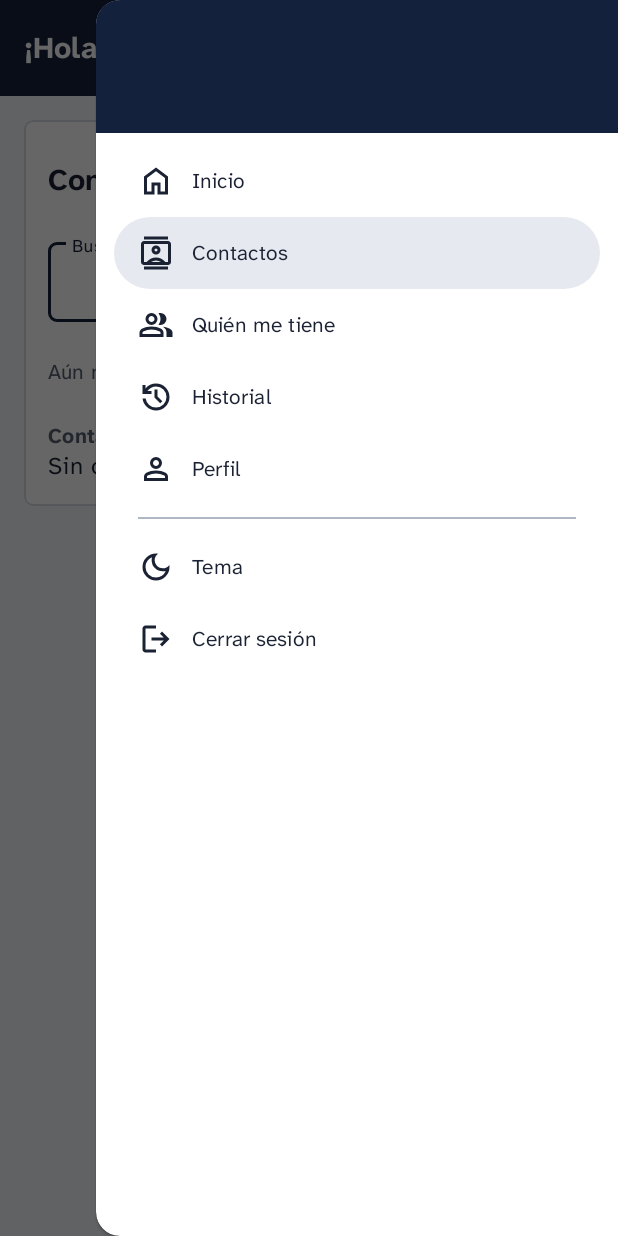
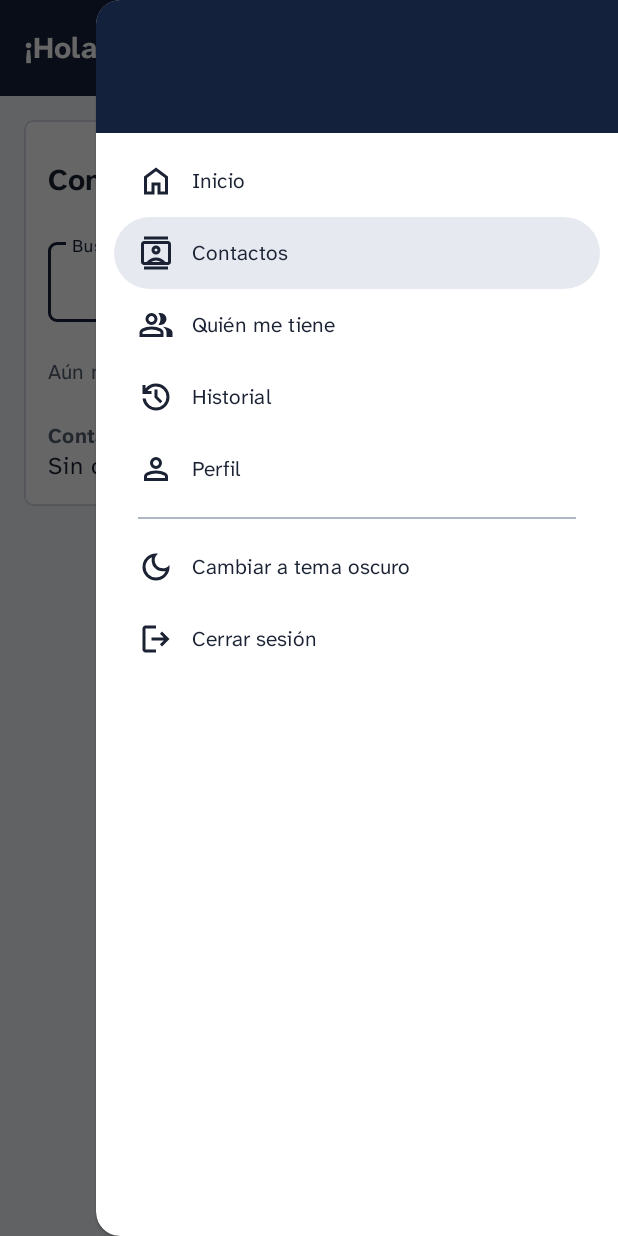
Before and after one commit to StanleyRodr/yelp-me-project, an Android app: the ContactosActivity screen opened directly, with no data from a screen before it, with the side drawer open, on a phone screen of 412 x 824 dp. Run offline under Robolectric (Android 15) with nearby library versions, the phone set to English and light mode, and no system bars; network calls fail.

Commit message:
refactor(mobile): deja el tema en claro y oscuro
El menú lateral alterna el tema sin diálogo. Sin elección guardada sigue al sistema, igual que el panel.

```diff
--- a/mobile/app/src/main/java/com/yelpme/app/YelpMeApp.java
+++ b/mobile/app/src/main/java/com/yelpme/app/YelpMeApp.java
@@ -14,7 +14,7 @@ public class YelpMeApp extends Application {
     @Override
     public void onCreate() {
         super.onCreate();
-        Tema.aplicar(Tema.actual(this));
+        Tema.iniciar(this);
         sesion = new Sesion(this);
         ClienteApi.iniciar(this, sesion);
     }
--- a/mobile/app/src/main/java/com/yelpme/app/ui/base/BaseActivity.java
+++ b/mobile/app/src/main/java/com/yelpme/app/ui/base/BaseActivity.java
@@ -3,6 +3,7 @@ package com.yelpme.app.ui.base;
 import android.app.Activity;
 import android.content.Intent;
 import android.os.Bundle;
+import android.view.MenuItem;
 import android.view.View;
 
 import androidx.activity.OnBackPressedCallback;
@@ -132,6 +133,7 @@ public abstract class BaseActivity extends AppCompatActivity {
 
     private void configurarMenu() {
         base.header.btnMenu.setOnClickListener(v -> base.drawerBase.openDrawer(GravityCompat.END));
+        mostrarItemTema();
 
         base.navegacion.setNavigationItemSelectedListener(item -> {
             base.drawerBase.closeDrawer(GravityCompat.END);
@@ -151,7 +153,7 @@ public abstract class BaseActivity extends AppCompatActivity {
                 aviso(R.string.menu_pronto).show();
                 return false;
             } else if (id == R.id.menu_tema) {
-                elegirTema();
+                Tema.alternar(this);
                 return false;
             } else if (id == R.id.menu_cerrar_sesion) {
                 CerrarSesion.ejecutar(this);
@@ -186,18 +188,12 @@ public abstract class BaseActivity extends AppCompatActivity {
         startActivity(new Intent(this, destino).addFlags(Intent.FLAG_ACTIVITY_REORDER_TO_FRONT));
     }
 
-    private void elegirTema() {
-        String[] valores = {Tema.CLARO, Tema.OSCURO, Tema.SISTEMA};
-        String[] etiquetas = {getString(R.string.tema_claro), getString(R.string.tema_oscuro), getString(R.string.tema_sistema)};
-        int actual = java.util.Arrays.asList(valores).indexOf(Tema.actual(this));
-        new MaterialAlertDialogBuilder(this)
-                .setTitle(R.string.tema_titulo)
-                .setSingleChoiceItems(etiquetas, actual, (dialogo, i) -> {
-                    dialogo.dismiss();
-                    Tema.elegir(this, valores[i]);
-                })
-                .setNegativeButton(R.string.comun_cancelar, null)
-                .show();
+    /** El item del menú muestra el tema al que cambia (se recrea al alternar). */
+    private void mostrarItemTema() {
+        boolean oscuro = Tema.esOscuro(this);
+        MenuItem item = base.navegacion.getMenu().findItem(R.id.menu_tema);
+        item.setTitle(oscuro ? R.string.menu_tema_claro : R.string.menu_tema_oscuro);
+        item.setIcon(oscuro ? R.drawable.ic_light_mode : R.drawable.ic_dark_mode);
     }
 
     // ---------- Barra de servicios ----------
--- /dev/null
+++ b/mobile/app/src/main/res/drawable/ic_light_mode.xml
@@ -0,0 +1,12 @@
+<?xml version="1.0" encoding="utf-8"?>
+<!-- Material Symbols Outlined "light_mode" (Apache 2.0), mismo ícono que el panel web. -->
+<vector xmlns:android="http://schemas.android.com/apk/res/android"
+    android:width="24dp"
+    android:height="24dp"
+    android:tint="?attr/colorOnSurface"
+    android:viewportWidth="960"
+    android:viewportHeight="960">
+    <path
+        android:fillColor="@android:color/white"
+        android:pathData="M480.0 600.0Q530 600 565.0 565.0Q600 530 600.0 480.0Q600 430 565.0 395.0Q530 360 480.0 360.0Q430 360 395.0 395.0Q360 430 360.0 480.0Q360 530 395.0 565.0Q430 600 480.0 600.0ZM480.0 680.0Q397 680 338.5 621.5Q280 563 280.0 480.0Q280 397 338.5 338.5Q397 280 480.0 280.0Q563 280 621.5 338.5Q680 397 680.0 480.0Q680 563 621.5 621.5Q563 680 480.0 680.0ZM200 520H40V440H200ZM920 520H760V440H920ZM440 200V40H520V200ZM440 920V760H520V920ZM256 310 155 213 212 154 308 254ZM748 806 651 705 704 650 805 747ZM650 256 747 155 806 212 706 308ZM154 748 255 651 310 704 213 805ZM480.0 480.0Q480 480 480.0 480.0Q480 480 480.0 480.0Q480 480 480.0 480.0Q480 480 480.0 480.0Q480 480 480.0 480.0Q480 480 480.0 480.0Q480 480 480.0 480.0Q480 480 480.0 480.0Z" />
+</vector>
--- a/mobile/app/src/main/res/menu/menu_lateral.xml
+++ b/mobile/app/src/main/res/menu/menu_lateral.xml
@@ -30,7 +30,7 @@
         <item
             android:id="@+id/menu_tema"
             android:icon="@drawable/ic_dark_mode"
-            android:title="@string/menu_tema" />
+            android:title="@string/menu_tema_oscuro" />
         <item
             android:id="@+id/menu_cerrar_sesion"
             android:icon="@drawable/ic_logout"
--- a/mobile/app/src/main/res/values/strings.xml
+++ b/mobile/app/src/main/res/values/strings.xml
@@ -140,15 +140,10 @@
     <string name="menu_vinculos">Quién me tiene</string>
     <string name="menu_historial">Historial</string>
     <string name="menu_perfil">Perfil</string>
-    <string name="menu_tema">Tema</string>
+    <string name="menu_tema_oscuro">Cambiar a tema oscuro</string>
+    <string name="menu_tema_claro">Cambiar a tema claro</string>
     <string name="menu_cerrar_sesion">Cerrar sesión</string>
     <string name="menu_pronto">Esta sección llega en la siguiente versión de la app.</string>
-
-    <!-- Tema -->
-    <string name="tema_titulo">Tema de la app</string>
-    <string name="tema_claro">Claro</string>
-    <string name="tema_oscuro">Oscuro</string>
-    <string name="tema_sistema">Igual que el sistema</string>
 
     <!-- Sesión -->
     <string name="sesion_cerrar_titulo">¿Cerrar sesión?</string>
```
Also changed, not shown: mobile/app/src/main/java/com/yelpme/app/util/Tema.java (+25 -17 lines), 2 other files.
